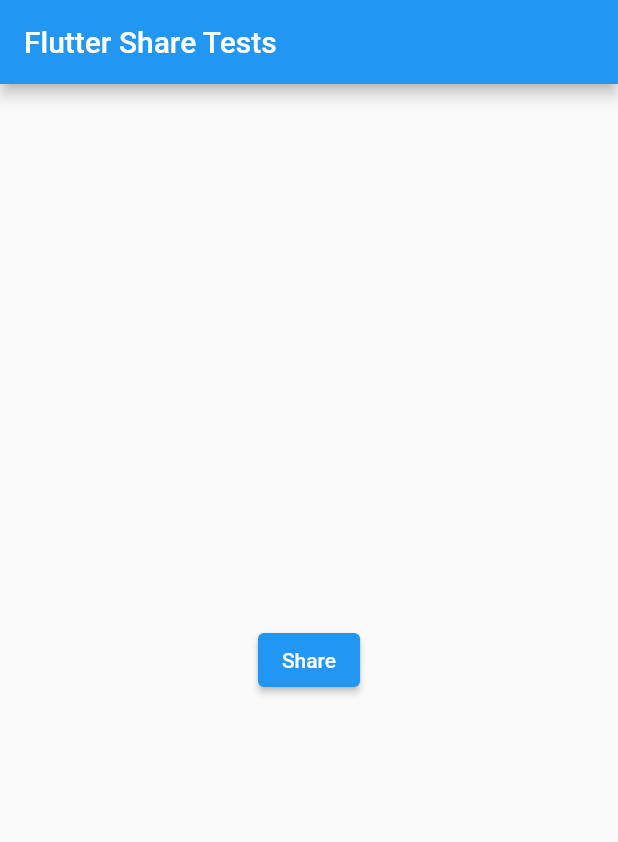
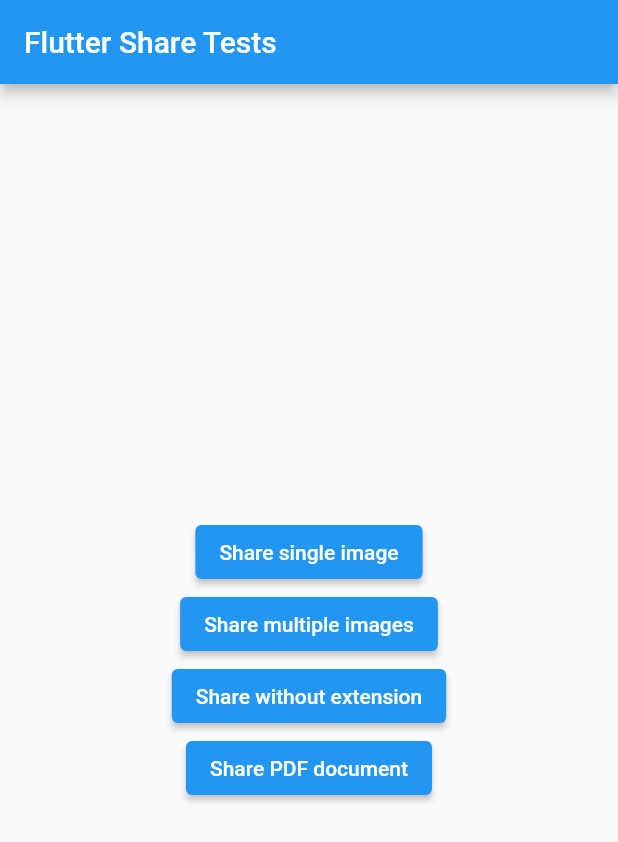
Before and after one commit to Coronon/share_plus_example, a Flutter app: the screen it shows after launch, on a phone screen of 412 x 824 dp. Shown: the top 842 px of the screen. Run offline on Flutter 3.47's test engine with Material 2 defaults, Android fonts, the phone set to English and light mode, and no system bars; our stand-ins replace share_plus; network calls fail; statements that could not run were skipped.

Commit message:
migrate to fluttercommunity/plus_plugins/pull/915

```diff
--- a/lib/main.dart
+++ b/lib/main.dart
@@ -5,7 +5,7 @@ import 'package:flutter/material.dart';
 import 'package:path_provider/path_provider.dart';
 import 'package:share_plus/share_plus.dart';
 
-const String normalJPEG1 = "test_normalJPEG_1.jpg";
+const String normalJPEG1 = "test_normalJPEG_1.png";
 const String normalJPEG2 = "test_normalJPEG_2.jpg";
 const String noExtensionJPEG = "test_noExtensionJPEG";
 const String pdfDocument = "test_pdfDocument.pdf";
@@ -55,36 +55,35 @@ class HomePage extends StatelessWidget {
         title: const Text("Flutter Share Tests"),
       ),
       body: Center(
-        child: ElevatedButton(
-          child: const Text("Share"),
-          onPressed: () async {
-            Directory cacheDir = await getTemporaryDirectory();
-
-            //* Single image
-            await Share.shareFilesWithResult([
-              "${cacheDir.path}/$normalJPEG1",
-            ]);
-
-            //* Multiple images
-            // Yes, the preview stacks the two previews - look closely
-            await Share.shareFilesWithResult([
-              "${cacheDir.path}/$normalJPEG1",
-              "${cacheDir.path}/$normalJPEG2",
-            ]);
-
-            //* No Extension
-            // If you comment out the `mimeTypes` no preview picture will be shown
-            await Share.shareFilesWithResult([
-              "${cacheDir.path}/$noExtensionJPEG",
-            ], mimeTypes: [
-              "image/JPEG"
-            ]);
-
-            //* PDF document (no image)
-            await Share.shareFilesWithResult([
-              "${cacheDir.path}/$pdfDocument",
-            ]);
-          },
+        child: Column(
+          mainAxisSize: MainAxisSize.max,
+          mainAxisAlignment: MainAxisAlignment.center,
+          children: [
+            ElevatedButton(
+              child: const Text("Share single image"),
+              onPressed: () async {
+                await shareSingleImage();
+              },
+            ),
+            ElevatedButton(
+              child: const Text("Share multiple images"),
+              onPressed: () async {
+                await shareMultipleImages();
+              },
+            ),
+            ElevatedButton(
+              child: const Text("Share without extension"),
+              onPressed: () async {
+                await shareNoExtension();
+              },
+            ),
+            ElevatedButton(
+              child: const Text("Share PDF document"),
+              onPressed: () async {
+                await sharePdfDocument();
+              },
+            ),
+          ],
         ),
       ),
     );
@@ -102,3 +101,40 @@ Future<File> downloadFile(String url, String filename) async {
   await file.writeAsBytes(bytes);
   return file;
 }
+
+//* Single image
+Future<void> shareSingleImage() async {
+  Directory cacheDir = await getTemporaryDirectory();
+  await Share.shareFilesWithResult([
+    "${cacheDir.path}/$normalJPEG1",
+  ]);
+}
+
+//* Multiple images
+// Yes, the preview stacks the two previews - look closely
+Future<void> shareMultipleImages() async {
+  Directory cacheDir = await getTemporaryDirectory();
+  await Share.shareFilesWithResult([
+    "${cacheDir.path}/$normalJPEG1",
+    "${cacheDir.path}/$normalJPEG2",
+  ]);
+}
+
+//* No Extension
+// If you comment out the `mimeTypes` no preview picture will be shown
+Future<void> shareNoExtension() async {
+  Directory cacheDir = await getTemporaryDirectory();
+  await Share.shareFilesWithResult([
+    "${cacheDir.path}/$noExtensionJPEG",
+  ], mimeTypes: [
+    "image/JPEG"
+  ]);
+}
+
+//* PDF document (no image)
+Future<void> sharePdfDocument() async {
+  Directory cacheDir = await getTemporaryDirectory();
+  await Share.shareFilesWithResult([
+    "${cacheDir.path}/$pdfDocument",
+  ]);
+}
```
Also changed, not shown: pubspec.yaml (+21 -7 lines), pubspec.lock.
